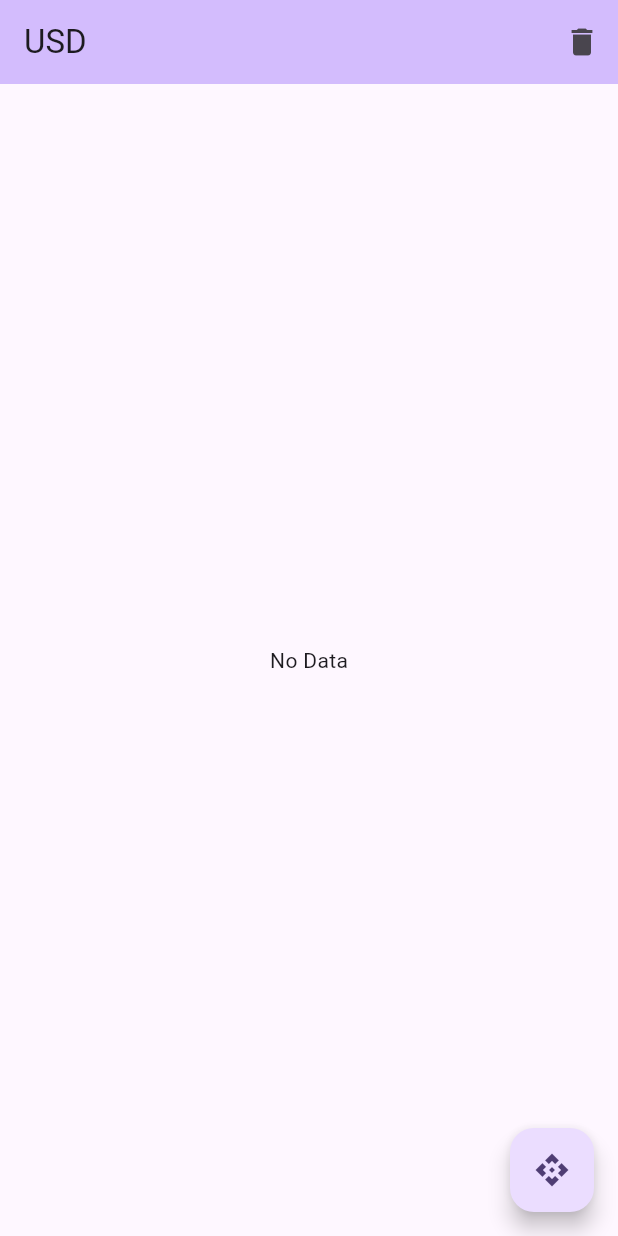
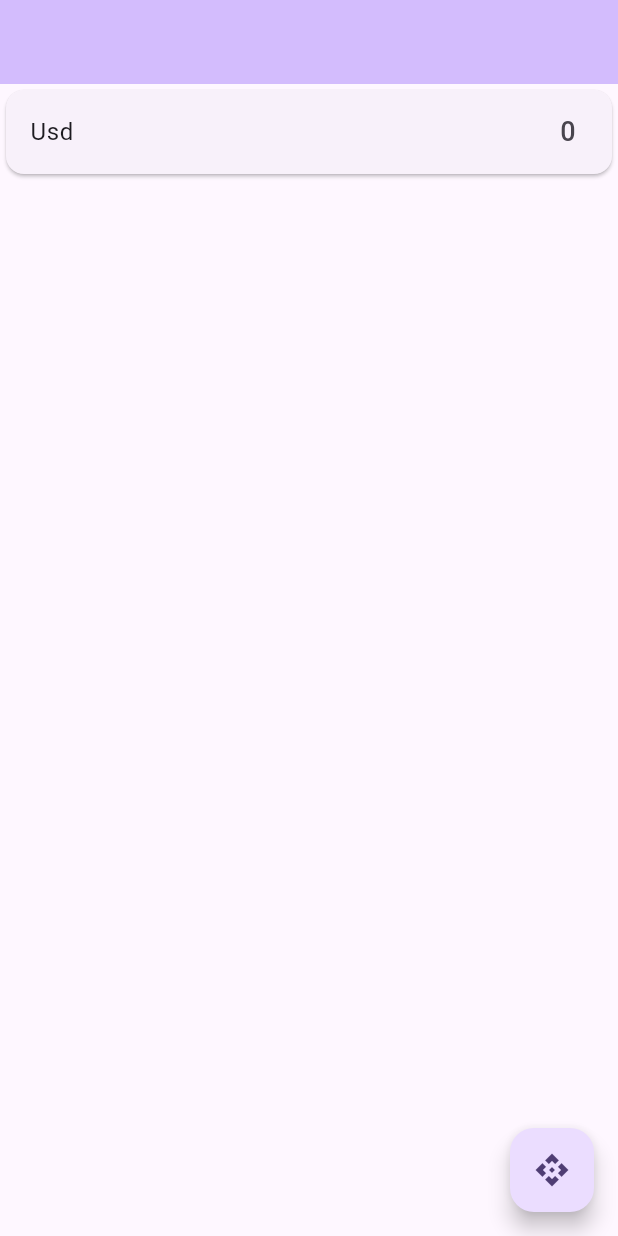
Before and after one commit to alpjamal/ulesson_http, a Flutter app: the screen it shows after launch, on a phone screen of 412 x 824 dp. Run offline on Flutter 3.47's test engine with Material 2 defaults, Android fonts, the phone set to English and light mode, and no system bars.

Commit message:
for lesson

```diff
--- a/lib/home_page.dart
+++ b/lib/home_page.dart
@@ -1,8 +1,4 @@
-import 'dart:convert';
-
 import 'package:flutter/material.dart';
-import 'package:ulesson_http/models/currency_model.dart';
-import 'package:http/http.dart' as http;
 
 class MyHomePage extends StatefulWidget {
   const MyHomePage({super.key});
@@ -12,67 +8,25 @@ class MyHomePage extends StatefulWidget {
 }
 
 class _MyHomePageState extends State<MyHomePage> {
-  static const String _apiKey = "42db92acba22072dbc39cb83";
-  bool _isLoading = false;
-  List<Currency> _currencies = [];
-  Currency targetCurrency = Currency(name: 'USD', exchangeValue: 1);
-
-  _loadData() async {
-    setState(() => _isLoading = true);
-    Uri url = Uri.parse('https://v6.exchangerate-api.com/v6/$_apiKey/latest/${targetCurrency.name}');
-    final result = await http.get(url);
-    final json = jsonDecode(result.body);
-    if (json['conversion_rates'] != null) {
-      (json['conversion_rates'] as Map).forEach((key, value) {
-        _currencies.add(
-          Currency(
-            name: key,
-            exchangeValue: value,
-          ),
-        );
-      });
-    }
-    setState(() => _isLoading = false);
-  }
-
-  _clear() async {
-    setState(() => _isLoading = true);
-    _currencies = [];
-    await Future.delayed(const Duration(seconds: 1));
-    setState(() => _isLoading = false);
-  }
-
   @override
   Widget build(BuildContext context) {
     return Scaffold(
       appBar: AppBar(
         backgroundColor: Theme.of(context).colorScheme.inversePrimary,
-        title: Text(targetCurrency.name),
-        actions: [
-          IconButton(
-            onPressed: () async => _clear(),
-            icon: const Icon(Icons.delete),
+        title: const Text(''),
       ),
-        ],
-      ),
-      body: _isLoading
-          ? const Center(child: CircularProgressIndicator.adaptive())
-          : _currencies.isEmpty
-              ? const Center(child: Text('No Data'))
-              : SingleChildScrollView(
+      body: SingleChildScrollView(
         child: Column(
-                    mainAxisAlignment: MainAxisAlignment.center,
           children: List.generate(
-                      _currencies.length,
+            1,
             (index) {
-                        Currency currency = _currencies[index];
-                        return Card(
+              return const Card(
                 elevation: 1,
                 child: ListTile(
-                            title: Text(currency.name),
+                  title: Text('Usd'),
                   trailing: Text(
-                              currency.exchangeValue.toStringAsFixed(2),
-                              style: const TextStyle(fontSize: 18),
+                    '0',
+                    style: TextStyle(fontSize: 18),
                   ),
                 ),
               );
@@ -81,7 +35,7 @@ class _MyHomePageState extends State<MyHomePage> {
         ),
       ),
       floatingActionButton: FloatingActionButton(
-        onPressed: () async => _loadData(),
+        onPressed: () {},
         child: const Icon(Icons.api),
       ),
     );
```
Lines whose indentation alone changed are shown as unchanged.
